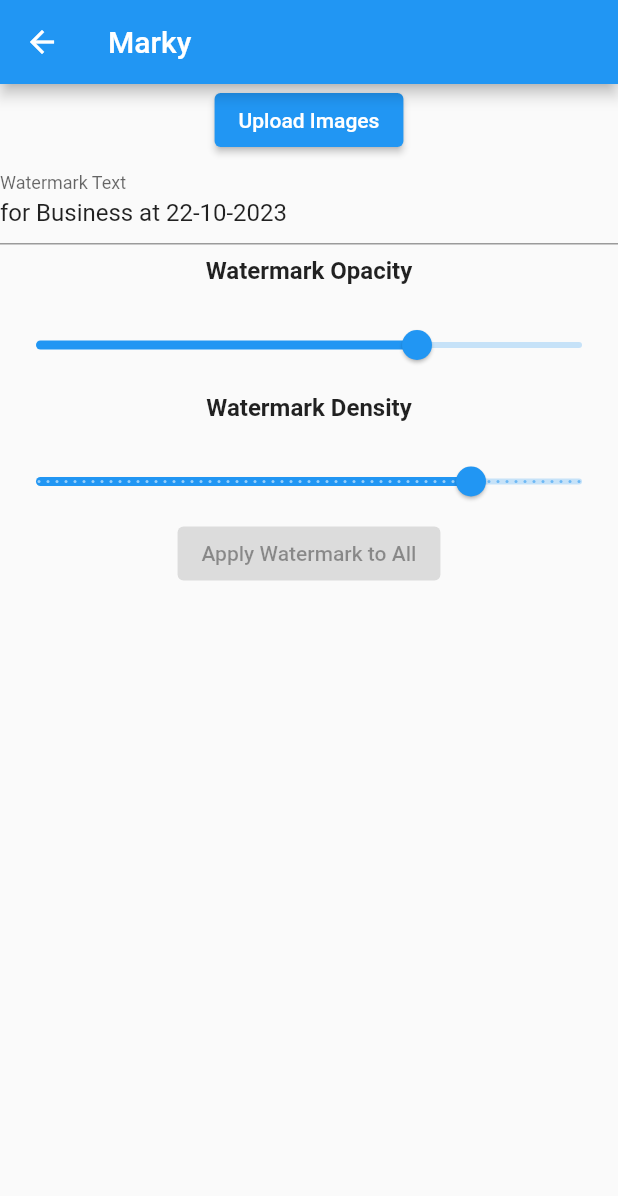
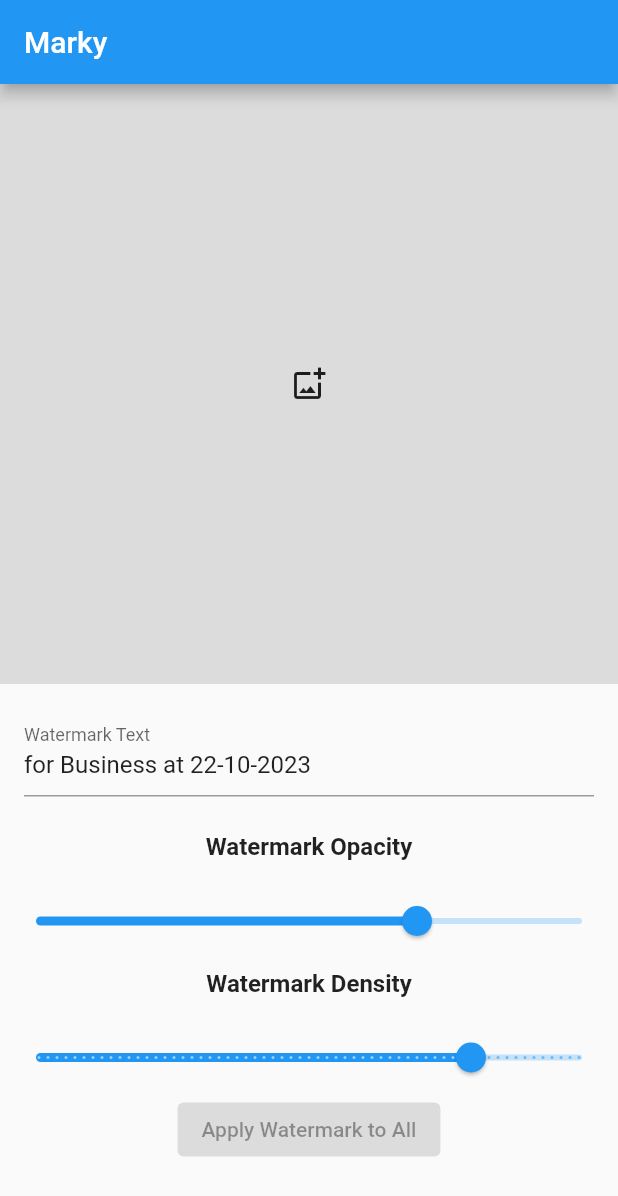
Before and after one commit to baguskto/watermark_generator, a Flutter app: the screen it shows after launch, on a phone screen of 412 x 824 dp. Shown: the top 1196 px of the screen. Run offline on Flutter 3.47's test engine with Material 2 defaults, Android fonts, the phone set to English and light mode, and no system bars; our stand-ins replace url_strategy; missing offline and left inert: dart:html, dart:ui_web.

Commit message:
feat: change ui

```diff
--- a/lib/main.dart
+++ b/lib/main.dart
@@ -23,6 +23,7 @@ class WatermarkApp extends StatelessWidget {
         primarySwatch: Colors.blue,
       ),
       home: ImageWatermarkPage(),
+      debugShowCheckedModeBanner: false,
       routes: {
         '/home': (context) => ImageWatermarkPage(),
       },
@@ -61,21 +62,70 @@ class _ImageWatermarkPageState extends State<ImageWatermarkPage> {
   @override
   Widget build(BuildContext context) {
     return Scaffold(
-      appBar: AppBar(title: const Text("Marky")),
+      appBar: AppBar(
+        title: const Text("Marky"),
+        automaticallyImplyLeading: false,
+        actions: [
+          if (_imageDataList.isNotEmpty)
+            IconButton(
+              onPressed: _uploadImages,
+              icon: const Icon(Icons.add_photo_alternate_outlined),
+              tooltip: "Upload Images",
+            ),
+        ],
+      ),
       body: SingleChildScrollView(
         child: Center(
           child: Column(
             mainAxisAlignment: MainAxisAlignment.center,
             children: <Widget>[
-              ElevatedButton(
-                onPressed: _uploadImages,
-                child: Text("Upload Images"),
+              _imageDataList.isNotEmpty
+                  ? Container(
+                      color: Colors.black12,
+                      height: 400,
+                      child: _watermarkedImageDataList.isNotEmpty
+                          ? GridView.builder(
+                              gridDelegate:
+                                  const SliverGridDelegateWithFixedCrossAxisCount(
+                                crossAxisCount: 3,
+                                mainAxisSpacing: 10,
+                                crossAxisSpacing: 10,
+                                childAspectRatio:
+                                    1, // This maintains the item's width and height ratio. Adjust if necessary.
                               ),
-              if (_imageDataList.isNotEmpty)
-                Container(
-                  height: 400,
-                  child: GridView.builder(
-                    gridDelegate: SliverGridDelegateWithFixedCrossAxisCount(
+                              itemCount: _watermarkedImageDataList.length,
+                              shrinkWrap: true,
+                              // This will fit the GridView's height to its content
+                              physics: NeverScrollableScrollPhysics(),
+                              // Disable GridView's own scroll
+                              itemBuilder: (context, index) {
+                                return Stack(
+                                  children: [
+                                    AspectRatio(
+                                      aspectRatio: 1,
+                                      child: Image.memory(
+                                        _watermarkedImageDataList[index]!,
+                                        fit: BoxFit.contain,
+                                      ),
+                                    ),
+                                    Positioned(
+                                      top: 5,
+                                      right: 5,
+                                      child: IconButton(
+                                        icon: Icon(Icons.download_sharp,
+                                            color: Colors.grey),
+                                        onPressed: () => _downloadSingleImage(
+                                            _watermarkedImageDataList[index]!,
+                                            index),
+                                      ),
+                                    ),
+                                  ],
+                                );
+                              },
+                            )
+                          : GridView.builder(
+                              gridDelegate:
+                                  const SliverGridDelegateWithFixedCrossAxisCount(
                                 crossAxisCount: 5,
                                 mainAxisSpacing: 10,
                                 crossAxisSpacing: 10,
@@ -83,7 +133,8 @@ class _ImageWatermarkPageState extends State<ImageWatermarkPage> {
                               itemCount: _imageDataList.length,
                               itemBuilder: (context, index) {
                                 return AspectRatio(
-                        aspectRatio: 1, // This will be a square container
+                                  aspectRatio:
+                                      1, // This will be a square container
                                   child: Image.memory(
                                     _imageDataList[index]!,
                                     fit: BoxFit.contain,
@@ -91,15 +142,32 @@ class _ImageWatermarkPageState extends State<ImageWatermarkPage> {
                                 );
                               },
                             ),
+                    )
+                  : Container(
+                      color: Colors.black12,
+                      height: 400,
+                      child: Center(
+                        child: IconButton(
+                          onPressed: _uploadImages,
+                          icon: Icon(Icons.add_photo_alternate_outlined),
+                          tooltip: "Upload Images",
                         ),
-              TextField(
+                      ),
+                    ),
+              Padding(
+                padding: const EdgeInsets.all(16.0),
+                child: TextField(
                   controller: _watermarkTextController,
                   onChanged: (text) {
                     setState(() {
                       _watermarkText = text;
                     });
                   },
-                decoration: InputDecoration(labelText: 'Watermark Text'),
+                  onEditingComplete: (){
+                    _applyWatermarkToAll();
+                  },
+                  decoration: const InputDecoration(labelText: 'Watermark Text'),
+                ),
               ),
               const Padding(
                 padding: EdgeInsets.only(top: 8.0, bottom: 16.0),
@@ -157,6 +225,9 @@ class _ImageWatermarkPageState extends State<ImageWatermarkPage> {
                 divisions: 60,
                 label: "${_estrangementValue * 100}% density",
               ),
+              Row(
+                mainAxisAlignment: MainAxisAlignment.spaceEvenly,
+                children: [
                   GestureDetector(
                     onTap: () {
                       if (_imageDataList.isEmpty ||
@@ -176,51 +247,18 @@ class _ImageWatermarkPageState extends State<ImageWatermarkPage> {
                   if (_watermarkedImageDataList.length > 1)
                     Column(
                       children: [
-                    SizedBox(height: 12,),
+                        SizedBox(
+                          height: 12,
+                        ),
                         ElevatedButton(
                           onPressed: _downloadAllImages,
                           child: const Text("Download All Images"),
                         ),
                       ],
                     ),
-              if (_watermarkedImageDataList.isNotEmpty)
-                GridView.builder(
-                  gridDelegate: SliverGridDelegateWithFixedCrossAxisCount(
-                    crossAxisCount: 3,
-                    mainAxisSpacing: 10,
-                    crossAxisSpacing: 10,
-                    childAspectRatio:
-                        1, // This maintains the item's width and height ratio. Adjust if necessary.
+                ],
               ),
-                  itemCount: _watermarkedImageDataList.length,
-                  shrinkWrap: true,
-                  // This will fit the GridView's height to its content
-                  physics: NeverScrollableScrollPhysics(),
-                  // Disable GridView's own scroll
-                  itemBuilder: (context, index) {
-                    return Stack(
-                      children: [
-                        AspectRatio(
-                          aspectRatio: 1,
-                          child: Image.memory(
-                            _watermarkedImageDataList[index]!,
-                            fit: BoxFit.contain,
-                          ),
-                        ),
-                        Positioned(
-                          top: 5,
-                          right: 5,
-                          child: IconButton(
-                            icon:
-                                Icon(Icons.download_sharp, color: Colors.grey),
-                            onPressed: () => _downloadSingleImage(
-                                _watermarkedImageDataList[index]!, index),
-                          ),
-                        ),
-                      ],
-                    );
-                  },
-                ),
+              SizedBox(height: 60,),
             ],
           ),
         ),
```
Lines whose indentation alone changed are shown as unchanged.
